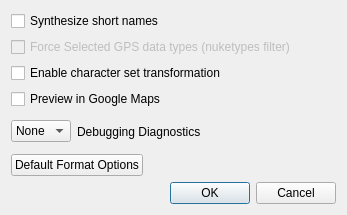
alexbirkett/GPSBabel, file gui/advui.ui: the form before one commit.
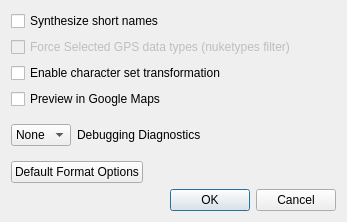
The form after the commit.

Commit message: Regenerate all teh *.ui's with Qt 4.5 just to eliminate future merge noise.

```diff
--- a/gui/advui.ui
+++ b/gui/advui.ui
@@ -1,12 +1,12 @@
 <ui version="4.0" >
  <class>AdvUi</class>
- <widget class="QDialog" name="AdvUi" >
-  <property name="geometry" >
+ <widget class="QDialog" name="AdvUi">
+  <property name="geometry">
    <rect>
     <x>0</x>
     <y>0</y>
     <width>347</width>
-    <height>215</height>
+    <height>222</height>
    </rect>
   </property>
   <property name="windowTitle" >
```
Left out of the diff: 89 changed lines with no effect on the pictures. The commit also changes 6 other files.
